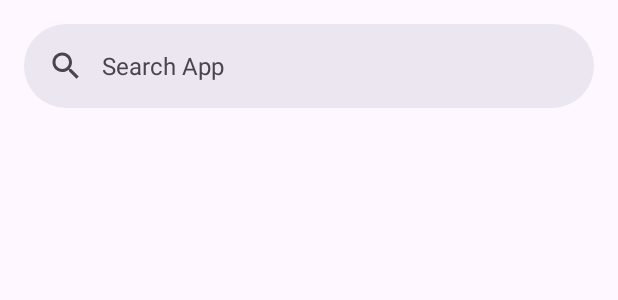
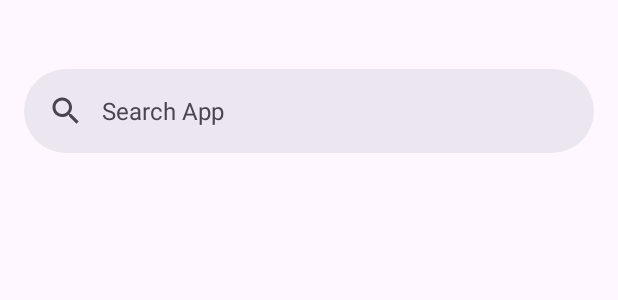
Before and after one commit to farzansiddiqui/PackageViewer, an Android app: the layout activity_main.xml on its own in the app's theme, with its tools: preview values and no code run, on a phone screen of 412 x 824 dp. Shown: the top 300 px of the screen. Run offline under Robolectric (Android 15) with nearby library versions, the phone set to English and light mode, and no system bars; Roboto replaces fonts that are not available here.

Commit message:
status bar color has changed. filtering the recyclerview item.

```diff
--- a/app/build.gradle
+++ b/app/build.gradle
@@ -5,12 +5,12 @@ plugins {
 
 android {
     namespace 'com.siddiqui.packageviewer'
-    compileSdk 33
+    compileSdk 34
 
     defaultConfig {
         applicationId "com.siddiqui.packageviewer"
         minSdk 24
-        targetSdk 33
+        targetSdk 34
         versionCode 1
         versionName "1.0"
 
--- a/app/src/main/res/layout/activity_main.xml
+++ b/app/src/main/res/layout/activity_main.xml
@@ -4,12 +4,14 @@
     xmlns:tools="http://schemas.android.com/tools"
     android:layout_width="match_parent"
     android:layout_height="match_parent"
+    android:id="@+id/main_layout"
     tools:context=".view.MainActivity">
 
 
     <com.google.android.material.appbar.AppBarLayout
         android:layout_width="match_parent"
-        android:layout_height="wrap_content">
+        android:layout_height="wrap_content"
+        android:layout_marginTop="30dp">
 
         <com.google.android.material.search.SearchBar
             android:id="@+id/search_bar"
--- a/app/src/main/res/values-night/themes.xml
+++ b/app/src/main/res/values-night/themes.xml
@@ -3,5 +3,15 @@
     <style name="Base.Theme.PackageViewer" parent="Theme.Material3.DayNight.NoActionBar">
         <!-- Customize your dark theme here. -->
         <!-- <item name="colorPrimary">@color/my_dark_primary</item> -->
+
+        <item name="android:statusBarColor">
+            @android:color/transparent
+        </item>
+
+        <!-- Optional: set the status bar light and content dark. -->
+        <item name="android:windowLightStatusBar">
+            false
+        </item>
+
     </style>
 </resources>
--- a/app/src/main/res/values/themes.xml
+++ b/app/src/main/res/values/themes.xml
@@ -3,7 +3,26 @@
     <style name="Base.Theme.PackageViewer" parent="Theme.Material3.DayNight.NoActionBar">
         <!-- Customize your light theme here. -->
         <!-- <item name="colorPrimary">@color/my_light_primary</item> -->
+
+
+        <item name="android:statusBarColor">
+            @android:color/transparent
+        </item>
+
+        <!-- Optional: set the status bar light and content dark. -->
+        <item name="android:windowLightStatusBar">
+            true
+        </item>
+
+
     </style>
 
-    <style name="Theme.PackageViewer" parent="Base.Theme.PackageViewer" />
+    <style name="Theme.PackageViewer" parent="Base.Theme.PackageViewer" >
+        <!-- values-v29/themes.xml -->
+
+            <!-- Optional: set to transparent if your app is drawing behind the status bar. -->
+
+
+    </style>
+
 </resources>
```
Also changed, not shown: app/src/main/java/com/siddiqui/packageviewer/view/MainActivity.kt (+16 -3 lines).
